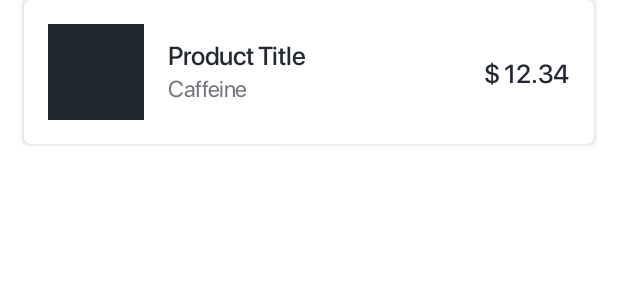
After one commit to temyco/coffee-shop-kotlin, an Android app: the layout shop_product_item.xml on its own in the app's theme, with its tools: preview values and no code run, on a phone screen of 412 x 824 dp. The commit adds this screen. Shown: the top 300 px of the screen. Run offline under Robolectric (Android 15) with nearby library versions, the phone set to English and light mode, and no system bars.

Commit message:
Implement shop screen with product items sectioned by type

```diff
--- a/app/build.gradle
+++ b/app/build.gradle
@@ -4,6 +4,7 @@ plugins {
     id 'kotlin-kapt'
     id 'dagger.hilt.android.plugin'
     id 'androidx.navigation.safeargs.kotlin'
+    id 'kotlin-parcelize'
 }
 
 android {
@@ -43,6 +44,7 @@ dependencies {
     def junit = "4.13.2"
     def junit_extension = "1.1.2"
     def espresso_core = "3.3.0"
+    def hilt_androidx_version = '1.0.0-alpha03'
 
     implementation "org.jetbrains.kotlin:kotlin-stdlib:$kotlin_version"
     implementation "androidx.core:core-ktx:$core"
@@ -57,6 +59,8 @@ dependencies {
     // Hilt Components
     implementation "com.google.dagger:hilt-android:$hilt_version"
     kapt "com.google.dagger:hilt-compiler:$hilt_version"
+    implementation "androidx.hilt:hilt-lifecycle-viewmodel:$hilt_androidx_version"
+    kapt "androidx.hilt:hilt-compiler:$hilt_androidx_version"
 
     // Test libraries
     testImplementation "junit:junit:$junit"
--- a/app/src/main/java/com/temy/coffeeshop/navigation/view/AppActivity.kt
+++ b/app/src/main/java/com/temy/coffeeshop/navigation/view/AppActivity.kt
@@ -2,11 +2,10 @@ package com.temy.coffeeshop.navigation.view
 
 import android.os.Bundle
 import androidx.appcompat.app.AppCompatActivity
-import androidx.navigation.fragment.NavHostFragment
-import androidx.navigation.ui.setupWithNavController
-import com.google.android.material.bottomnavigation.BottomNavigationView
 import com.temy.coffeeshop.R
+import dagger.hilt.android.AndroidEntryPoint
 
+@AndroidEntryPoint
 class AppActivity : AppCompatActivity() {
     override fun onCreate(savedInstanceState: Bundle?) {
         super.onCreate(savedInstanceState)
--- a/app/src/main/java/com/temy/coffeeshop/navigation/view/HomeFragment.kt
+++ b/app/src/main/java/com/temy/coffeeshop/navigation/view/HomeFragment.kt
@@ -12,7 +12,8 @@ import com.temy.coffeeshop.R
 
 class HomeFragment : Fragment() {
     override fun onCreateView(
-        inflater: LayoutInflater, container: ViewGroup?,
+        inflater: LayoutInflater,
+        container: ViewGroup?,
         savedInstanceState: Bundle?
     ): View? {
         return inflater.inflate(R.layout.fragment_home, container, false)
--- /dev/null
+++ b/app/src/main/res/layout/shop_product_item.xml
@@ -0,0 +1,81 @@
+<?xml version="1.0" encoding="utf-8"?>
+
+<androidx.cardview.widget.CardView xmlns:android="http://schemas.android.com/apk/res/android"
+    xmlns:app="http://schemas.android.com/apk/res-auto"
+    xmlns:tools="http://schemas.android.com/tools"
+    android:id="@+id/shop_product_card"
+    android:layout_width="match_parent"
+    android:layout_height="wrap_content"
+    android:layout_marginStart="16dp"
+    android:layout_marginEnd="16dp"
+    android:layout_marginBottom="10dp"
+    android:background="@color/white"
+    app:cardCornerRadius="4dp">
+
+    <androidx.constraintlayout.widget.ConstraintLayout
+        android:layout_width="match_parent"
+        android:layout_height="wrap_content"
+        android:padding="16dp">
+
+        <ImageView
+            android:id="@+id/shop_product_image"
+            android:layout_width="64dp"
+            android:layout_height="64dp"
+            app:layout_constraintBottom_toBottomOf="parent"
+            app:layout_constraintStart_toStartOf="parent"
+            app:layout_constraintTop_toTopOf="parent"
+            tools:background="@color/dark" />
+
+        <TextView
+            android:id="@+id/shop_product_name"
+            android:layout_width="wrap_content"
+            android:layout_height="wrap_content"
+            android:layout_marginStart="16dp"
+            android:textAppearance="@style/H3500MPrimaryLeft"
+            app:layout_constraintBottom_toTopOf="@id/group_center"
+            app:layout_constraintStart_toEndOf="@+id/group_center"
+            tools:text="Product Title" />
+
+        <androidx.constraintlayout.widget.Group
+            android:id="@+id/group_center"
+            android:layout_width="wrap_content"
+            android:layout_height="wrap_content"
+            android:padding="2dp"
+            app:layout_constraintBottom_toBottomOf="@id/shop_product_image"
+            app:layout_constraintStart_toEndOf="@+id/shop_product_image"
+            app:layout_constraintTop_toTopOf="@id/shop_product_image" />
+
+        <TextView
+            android:id="@+id/shop_caffeine_level_text"
+            android:layout_width="wrap_content"
+            android:layout_height="wrap_content"
+            android:layout_marginStart="16dp"
+            android:text="@string/caffeine"
+            android:textAppearance="@style/H4400RQuaternaryLeft"
+            android:visibility="invisible"
+            app:layout_constraintStart_toEndOf="@+id/group_center"
+            app:layout_constraintTop_toBottomOf="@id/group_center"
+            tools:visibility="visible" />
+
+        <LinearLayout
+            android:id="@+id/shop_caffeine_level_container"
+            android:layout_width="wrap_content"
+            android:layout_height="wrap_content"
+            android:layout_marginStart="8dp"
+            android:orientation="horizontal"
+            app:layout_constraintBottom_toBottomOf="@id/shop_caffeine_level_text"
+            app:layout_constraintStart_toEndOf="@+id/shop_caffeine_level_text">
+        </LinearLayout>
+
+        <TextView
+            android:id="@+id/shop_product_price"
+            android:layout_width="wrap_content"
+            android:layout_height="wrap_content"
+            android:textAppearance="@style/H3500MPrimaryLeft"
+            app:layout_constraintBottom_toBottomOf="parent"
+            app:layout_constraintEnd_toEndOf="parent"
+            app:layout_constraintTop_toTopOf="parent"
+            tools:text="$ 12.34" />
+
+    </androidx.constraintlayout.widget.ConstraintLayout>
+</androidx.cardview.widget.CardView>
--- a/app/src/main/res/values/strings.xml
+++ b/app/src/main/res/values/strings.xml
@@ -4,4 +4,6 @@
     <string name="tab_orders">Orders</string>
     <string name="tab_basket">Basket</string>
     <string name="tab_profile">Profile</string>
+    <string name="screen_product_details">Product Details no data</string>
+    <string name="caffeine">Caffeine</string>
 </resources>
```
Also changed, not shown: app/src/main/java/com/temy/coffeeshop/common/Extentions.kt (added, +16 -0 lines), app/src/main/java/com/temy/coffeeshop/model/Product.kt (added, +23 -0 lines), app/src/main/java/com/temy/coffeeshop/model/ShopRepository.kt (added, +110 -0 lines), app/src/main/java/com/temy/coffeeshop/shop/view/ProductsAdapter.kt (added, +126 -0 lines), app/src/main/java/com/temy/coffeeshop/shop/view/ShopFragment.kt (+38 -0 lines), app/src/main/java/com/temy/coffeeshop/shop/viewmodel/ShopViewModel.kt (added, +8 -0 lines), app/src/main/java/com/temy/coffeeshop/shop/viewmodel/ShopViewModelImpl.kt (added, +24 -0 lines), app/src/main/res/layout/fragment_home.xml (+4 -4 lines), app/src/main/res/layout/fragment_shop.xml (+7 -10 lines), app/src/main/res/layout/shop_product_header_item.xml (added, +18 -0 lines).
